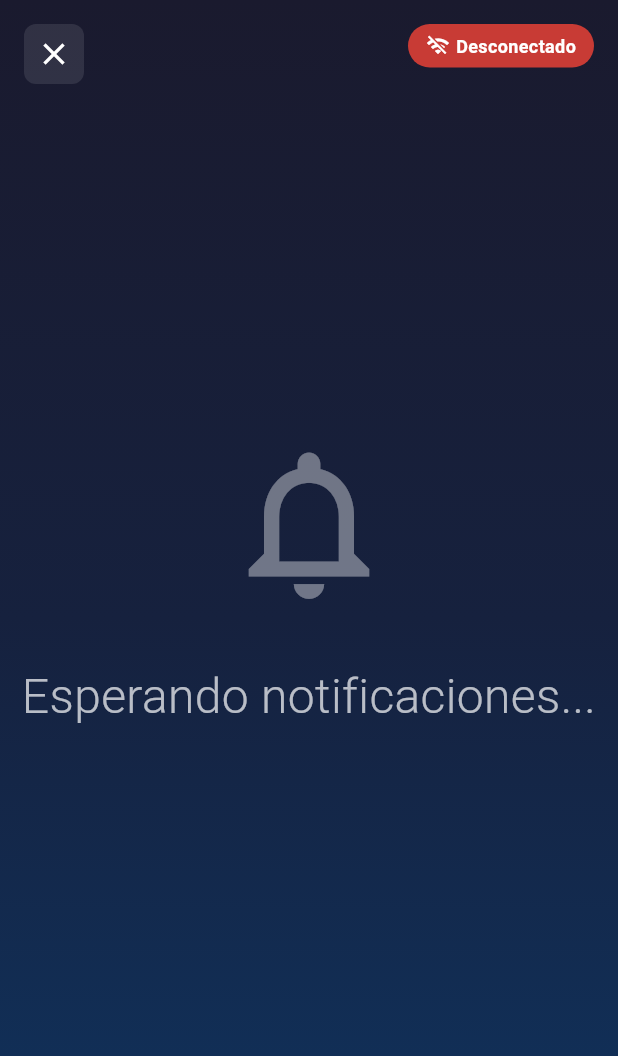
After one commit to davalmeyda/notificaciones, a Flutter app: the screen it shows after launch, after a tap on the "fullscreen" icon, on a phone screen of 412 x 824 dp. The commit adds this screen. Shown: the top 1056 px of the screen. Run offline on Flutter 3.47's test engine with Material 3 defaults, Android fonts, the phone set to English and light mode, and no system bars; our stand-ins replace audioplayers, flutter_tts, socket_io_client, wakelock_plus; network calls fail.

Commit message:
Actualiza el archivo pubspec para incluir nuevas dependencias y versiones, y mejora la documentación en README.md con características y guías de uso. Se implementa el modo quiosco en la pantalla de notificaciones y se corrige la URL del servidor. Además, se ajusta el registro de plugins en macOS.

```diff
--- a/lib/main.dart
+++ b/lib/main.dart
@@ -12,6 +12,7 @@ class NotificacionesApp extends StatelessWidget {
   Widget build(BuildContext context) {
     return MaterialApp(
       title: 'Notificaciones en Voz Alta',
+      debugShowCheckedModeBanner: false,
       theme: ThemeData(
         colorScheme: ColorScheme.fromSeed(seedColor: Colors.blue),
         useMaterial3: true,
--- /dev/null
+++ b/lib/screens/kiosk_screen.dart
@@ -0,0 +1,424 @@
+import 'package:flutter/material.dart';
+import 'package:flutter/services.dart';
+import '../models/notification_model.dart';
+import '../services/notification_service.dart';
+import '../services/wakelock_service.dart';
+import 'dart:async';
+
+class KioskScreen extends StatefulWidget {
+  const KioskScreen({super.key});
+
+  @override
+  State<KioskScreen> createState() => _KioskScreenState();
+}
+
+class _KioskScreenState extends State<KioskScreen>
+    with TickerProviderStateMixin {
+  final NotificationService _notificationService = NotificationService();
+  final WakelockService _wakelockService = WakelockService();
+  List<NotificationModel> _notifications = [];
+  NotificationModel? _currentNotification;
+  final String _serverUrl = 'http://chiquicloud.com:3333';
+  bool _isConnected = false;
+
+  // Controladores de animación
+  late AnimationController _blinkController;
+  late AnimationController _scaleController;
+  late Animation<double> _blinkAnimation;
+  late Animation<double> _scaleAnimation;
+
+  Timer? _displayTimer;
+  bool _showingNotification = false;
+
+  @override
+  void initState() {
+    super.initState();
+    _setupAnimations();
+    _setupWakelock();
+    _setupNotificationService();
+    _enterFullscreen();
+    _connectToServer();
+  }
+
+  void _setupAnimations() {
+    // Animación de parpadeo
+    _blinkController = AnimationController(
+      duration: const Duration(milliseconds: 1000),
+      vsync: this,
+    );
+    _blinkAnimation = Tween<double>(begin: 0.3, end: 1.0).animate(
+      CurvedAnimation(parent: _blinkController, curve: Curves.easeInOut),
+    );
+
+    // Animación de escala
+    _scaleController = AnimationController(
+      duration: const Duration(milliseconds: 800),
+      vsync: this,
+    );
+    _scaleAnimation = Tween<double>(begin: 0.8, end: 1.0).animate(
+      CurvedAnimation(parent: _scaleController, curve: Curves.elasticOut),
+    );
+  }
+
+  void _setupWakelock() async {
+    await _wakelockService.enable();
+  }
+
+  void _setupNotificationService() {
+    _notificationService.setOnNotificationsUpdated(_updateNotifications);
+    _checkConnection();
+  }
+
+  void _enterFullscreen() {
+    SystemChrome.setEnabledSystemUIMode(SystemUiMode.immersiveSticky);
+  }
+
+  Future<void> _connectToServer() async {
+    await _notificationService.initialize(serverUrl: _serverUrl);
+    await Future.delayed(const Duration(milliseconds: 500));
+    _checkConnection();
+  }
+
+  void _updateNotifications(List<NotificationModel> notifications) {
+    if (mounted) {
+      setState(() {
+        _notifications = notifications;
+        if (notifications.isNotEmpty) {
+          _showNewNotification(notifications.first);
+        }
+      });
+    }
+  }
+
+  void _showNewNotification(NotificationModel notification) {
+    setState(() {
+      _currentNotification = notification;
+      _showingNotification = true;
+    });
+
+    // Iniciar animaciones
+    _scaleController.forward();
+    _blinkController.repeat(reverse: true);
+
+    // Mantener la notificación visible por 10 segundos
+    _displayTimer?.cancel();
+    _displayTimer = Timer(const Duration(seconds: 10), () {
+      if (mounted) {
+        _blinkController.stop();
+        setState(() {
+          _showingNotification = false;
+        });
+      }
+    });
+  }
+
+  void _checkConnection() {
+    setState(() {
+      _isConnected = _notificationService.isConnected;
+    });
+  }
+
+  void _exitKioskMode() {
+    SystemChrome.setEnabledSystemUIMode(SystemUiMode.edgeToEdge);
+    Navigator.of(context).pop();
+  }
+
+  String _formatTime(DateTime dateTime) {
+    return '${dateTime.hour.toString().padLeft(2, '0')}:${dateTime.minute.toString().padLeft(2, '0')}:${dateTime.second.toString().padLeft(2, '0')}';
+  }
+
+  String _formatDate(DateTime dateTime) {
+    const months = [
+      'Enero', 'Febrero', 'Marzo', 'Abril', 'Mayo', 'Junio',
+      'Julio', 'Agosto', 'Septiembre', 'Octubre', 'Noviembre', 'Diciembre'
+    ];
+    return '${dateTime.day} de ${months[dateTime.month - 1]} de ${dateTime.year}';
+  }
+
+  @override
+  Widget build(BuildContext context) {
+    return Scaffold(
+      backgroundColor: Colors.black,
+      body: SafeArea(
+        child: Stack(
+          children: [
+            // Contenido principal
+            if (_showingNotification && _currentNotification != null)
+              _buildNotificationDisplay()
+            else
+              _buildIdleDisplay(),
+
+            // Indicador de conexión en la esquina superior derecha
+            Positioned(
+              top: 16,
+              right: 16,
+              child: Container(
+                padding: const EdgeInsets.symmetric(horizontal: 12, vertical: 6),
+                decoration: BoxDecoration(
+                  color: _isConnected ? Colors.green.withValues(alpha: 0.8) : Colors.red.withValues(alpha: 0.8),
+                  borderRadius: BorderRadius.circular(20),
+                ),
+                child: Row(
+                  mainAxisSize: MainAxisSize.min,
+                  children: [
+                    Icon(
+                      _isConnected ? Icons.wifi : Icons.wifi_off,
+                      color: Colors.white,
+                      size: 16,
+                    ),
+                    const SizedBox(width: 4),
+                    Text(
+                      _isConnected ? 'Conectado' : 'Desconectado',
+                      style: const TextStyle(
+                        color: Colors.white,
+                        fontSize: 12,
+                        fontWeight: FontWeight.bold,
+                      ),
+                    ),
+                  ],
+                ),
+              ),
+            ),
+
+            // Botón de salir en la esquina superior izquierda
+            Positioned(
+              top: 16,
+              left: 16,
+              child: GestureDetector(
+                onTap: _exitKioskMode,
+                child: Container(
+                  padding: const EdgeInsets.all(8),
+                  decoration: BoxDecoration(
+                    color: Colors.white.withValues(alpha: 0.1),
+                    borderRadius: BorderRadius.circular(8),
+                  ),
+                  child: const Icon(
+                    Icons.close,
+                    color: Colors.white,
+                    size: 24,
+                  ),
+                ),
+              ),
+            ),
+          ],
+        ),
+      ),
+    );
+  }
+
+  Widget _buildNotificationDisplay() {
+    return AnimatedBuilder(
+      animation: Listenable.merge([_blinkAnimation, _scaleAnimation]),
+      builder: (context, child) {
+        return Transform.scale(
+          scale: _scaleAnimation.value,
+          child: Container(
+            width: double.infinity,
+            height: double.infinity,
+            decoration: BoxDecoration(
+              gradient: LinearGradient(
+                begin: Alignment.topLeft,
+                end: Alignment.bottomRight,
+                colors: [
+                  Colors.red.shade800,
+                  Colors.red.shade600,
+                  Colors.orange.shade600,
+                ],
+              ),
+            ),
+            child: Center(
+              child: Padding(
+                padding: const EdgeInsets.all(32.0),
+                child: Column(
+                  mainAxisAlignment: MainAxisAlignment.center,
+                  children: [
+                    // Icono parpadeante
+                    Opacity(
+                      opacity: _blinkAnimation.value,
+                      child: const Icon(
+                        Icons.notification_important,
+                        size: 80,
+                        color: Colors.white,
+                      ),
+                    ),
+
+                    const SizedBox(height: 32),
+
+                    // Título de la notificación
+                    Opacity(
+                      opacity: _blinkAnimation.value,
+                      child: Text(
+                        _currentNotification!.titulo,
+                        style: const TextStyle(
+                          fontSize: 48,
+                          fontWeight: FontWeight.bold,
+                          color: Colors.white,
+                          shadows: [
+                            Shadow(
+                              blurRadius: 10,
+                              color: Colors.black54,
+                              offset: Offset(2, 2),
+                            ),
+                          ],
+                        ),
+                        textAlign: TextAlign.center,
+                      ),
+                    ),
+
+                    const SizedBox(height: 24),
+
+                    // Descripción de la notificación
+                    Text(
+                      _currentNotification!.descripcion,
+                      style: const TextStyle(
+                        fontSize: 32,
+                        color: Colors.white,
+                        shadows: [
+                          Shadow(
+                            blurRadius: 5,
+                            color: Colors.black54,
+                            offset: Offset(1, 1),
+                          ),
+                        ],
+                      ),
+                      textAlign: TextAlign.center,
+                    ),
+
+                    const SizedBox(height: 32),
+
+                    // Fecha y hora
+                    Container(
+                      padding: const EdgeInsets.symmetric(horizontal: 24, vertical: 12),
+                      decoration: BoxDecoration(
+                        color: Colors.black.withValues(alpha: 0.3),
+                        borderRadius: BorderRadius.circular(20),
+                      ),
+                      child: Column(
+                        children: [
+                          Text(
+                            _formatTime(_currentNotification!.timestamp),
+                            style: const TextStyle(
+                              fontSize: 28,
+                              fontWeight: FontWeight.bold,
+                              color: Colors.white,
+                            ),
+                          ),
+                          Text(
+                            _formatDate(_currentNotification!.timestamp),
+                            style: const TextStyle(
+                              fontSize: 18,
+                              color: Colors.white70,
+                            ),
+                          ),
+                        ],
+                      ),
+                    ),
+                  ],
+                ),
+              ),
+            ),
+          ),
+        );
+      },
+    );
+  }
+
+  Widget _buildIdleDisplay() {
+    return Container(
+      width: double.infinity,
+      height: double.infinity,
+      decoration: const BoxDecoration(
+        gradient: LinearGradient(
+          begin: Alignment.topCenter,
+          end: Alignment.bottomCenter,
+          colors: [
+            Color(0xFF1a1a2e),
+            Color(0xFF16213e),
+            Color(0xFF0f3460),
+          ],
+        ),
+      ),
+      child: Center(
+        child: Column(
+          mainAxisAlignment: MainAxisAlignment.center,
+          children: [
+            // Logo o icono principal
+            const Icon(
+              Icons.notifications_none,
+              size: 120,
+              color: Colors.white38,
+            ),
+
+            const SizedBox(height: 32),
+
+            // Texto de espera
+            const Text(
+              'Esperando notificaciones...',
+              style: TextStyle(
+                fontSize: 32,
+                color: Colors.white70,
+                fontWeight: FontWeight.w300,
+              ),
+              textAlign: TextAlign.center,
+            ),
+
+            const SizedBox(height: 48),
+
+            // Información de la última notificación (si existe)
+            if (_notifications.isNotEmpty) ...[
+              Container(
+                margin: const EdgeInsets.symmetric(horizontal: 32),
+                padding: const EdgeInsets.all(24),
+                decoration: BoxDecoration(
+                  color: Colors.white.withValues(alpha: 0.1),
+                  borderRadius: BorderRadius.circular(16),
+                  border: Border.all(color: Colors.white.withValues(alpha: 0.2)),
+                ),
+                child: Column(
+                  children: [
+                    const Text(
+                      'Última notificación:',
+                      style: TextStyle(
+                        fontSize: 18,
+                        color: Colors.white60,
+                        fontWeight: FontWeight.w300,
+                      ),
+                    ),
+                    const SizedBox(height: 12),
+                    Text(
+                      _notifications.first.titulo,
+                      style: const TextStyle(
+                        fontSize: 24,
+                        color: Colors.white,
+                        fontWeight: FontWeight.w500,
+                      ),
+                      textAlign: TextAlign.center,
+                    ),
+                    const SizedBox(height: 8),
+                    Text(
+                      '${_formatTime(_notifications.first.timestamp)} - ${_formatDate(_notifications.first.timestamp)}',
+                      style: const TextStyle(
+                        fontSize: 16,
+                        color: Colors.white70,
+                      ),
+                    ),
+                  ],
+                ),
+              ),
+            ],
+          ],
+        ),
+      ),
+    );
+  }
+
+  @override
+  void dispose() {
+    _displayTimer?.cancel();
+    _blinkController.dispose();
+    _scaleController.dispose();
+    _wakelockService.disable();
+    SystemChrome.setEnabledSystemUIMode(SystemUiMode.edgeToEdge);
+    super.dispose();
+  }
+}
--- a/lib/screens/notification_screen.dart
+++ b/lib/screens/notification_screen.dart
@@ -3,6 +3,7 @@ import 'package:http/http.dart' as http;
 import 'dart:convert';
 import '../models/notification_model.dart';
 import '../services/notification_service.dart';
+import 'kiosk_screen.dart';
 
 class NotificationScreen extends StatefulWidget {
   const NotificationScreen({super.key});
@@ -15,7 +16,7 @@ class _NotificationScreenState extends State<NotificationScreen> {
   final NotificationService _notificationService = NotificationService();
   List<NotificationModel> _notifications = [];
   bool _isConnected = false;
-  String _serverUrl = 'http://localhost:3000';
+  String _serverUrl = 'http://chiquicloud.com:3333';
 
   final TextEditingController _serverController = TextEditingController();
   final TextEditingController _tituloController = TextEditingController();
@@ -77,17 +78,29 @@ class _NotificationScreenState extends State<NotificationScreen> {
       if (response.statusCode == 201) {
         _tituloController.clear();
         _descripcionController.clear();
+        if (mounted) {
           ScaffoldMessenger.of(context).showSnackBar(
             const SnackBar(content: Text('Notificación enviada')),
           );
+        }
       } else {
         throw Exception('Error: ${response.statusCode}');
       }
     } catch (e) {
+      if (mounted) {
         ScaffoldMessenger.of(context).showSnackBar(
           SnackBar(content: Text('Error enviando notificación: $e')),
         );
       }
+    }
+  }
+
+  void _goToKioskMode() {
+    Navigator.of(context).push(
+      MaterialPageRoute(
+        builder: (context) => const KioskScreen(),
+      ),
+    );
   }
 
   @override
@@ -97,6 +110,11 @@ class _NotificationScreenState extends State<NotificationScreen> {
         title: const Text('Notificaciones en Voz Alta'),
         backgroundColor: Theme.of(context).colorScheme.inversePrimary,
         actions: [
+          IconButton(
+            icon: const Icon(Icons.fullscreen),
+            onPressed: _goToKioskMode,
+            tooltip: 'Modo Quiosco',
+          ),
           IconButton(
             icon: Icon(_isConnected ? Icons.wifi : Icons.wifi_off),
             onPressed: () {},
@@ -126,7 +144,7 @@ class _NotificationScreenState extends State<NotificationScreen> {
                             controller: _serverController,
                             decoration: const InputDecoration(
                               labelText: 'URL del servidor',
-                              hintText: 'http://localhost:3000',
+                              hintText: 'http://chiquicloud.com:3333',
                             ),
                           ),
                         ),
--- /dev/null
+++ b/lib/services/wakelock_service.dart
@@ -0,0 +1,60 @@
+import 'package:wakelock_plus/wakelock_plus.dart';
+import 'dart:developer';
+
+class WakelockService {
+  static final WakelockService _instance = WakelockService._internal();
+  factory WakelockService() => _instance;
+  WakelockService._internal();
+
+  bool _isEnabled = false;
+
+  /// Habilita el wakelock para mantener la pantalla encendida
+  Future<void> enable() async {
+    try {
+      if (!_isEnabled) {
+        await WakelockPlus.enable();
+        _isEnabled = true;
+        log('✅ Wakelock habilitado - Pantalla se mantendrá encendida');
+      }
+    } catch (e) {
+      log('❌ Error habilitando wakelock: $e');
+    }
+  }
+
+  /// Deshabilita el wakelock
+  Future<void> disable() async {
+    try {
+      if (_isEnabled) {
+        await WakelockPlus.disable();
+        _isEnabled = false;
+        log('🔋 Wakelock deshabilitado - Pantalla puede apagarse normalmente');
+      }
+    } catch (e) {
+      log('❌ Error deshabilitando wakelock: $e');
+    }
+  }
+
+  /// Verifica si el wakelock está habilitado
+  Future<bool> isEnabled() async {
+    try {
+      final enabled = await WakelockPlus.enabled;
+      _isEnabled = enabled;
+      return enabled;
+    } catch (e) {
+      log('❌ Error verificando estado de wakelock: $e');
+      return false;
+    }
+  }
+
+  /// Alterna el estado del wakelock
+  Future<void> toggle() async {
+    final enabled = await isEnabled();
+    if (enabled) {
+      await disable();
+    } else {
+      await enable();
+    }
+  }
+
+  bool get enabled => _isEnabled;
+}
--- a/lib/services/websocket_service.dart
+++ b/lib/services/websocket_service.dart
@@ -1,5 +1,5 @@
 import 'dart:developer';
-import 'package:socket_io_client/socket_io_client.dart' as IO;
+import 'package:socket_io_client/socket_io_client.dart' as io;
 import '../models/notification_model.dart';
 
 class WebSocketService {
@@ -7,12 +7,12 @@ class WebSocketService {
   factory WebSocketService() => _instance;
   WebSocketService._internal();
 
-  IO.Socket? _socket;
+  io.Socket? _socket;
   Function(NotificationModel)? _onNotificationReceived;
 
   void connect({required String serverUrl}) {
     try {
-      _socket = IO.io(serverUrl, <String, dynamic>{
+      _socket = io.io(serverUrl, <String, dynamic>{
         'transports': ['websocket'],
         'autoConnect': false,
       });
--- a/pubspec.yaml
+++ b/pubspec.yaml
@@ -46,6 +46,9 @@ dependencies:
 
   # Audio player para sonidos
   audioplayers: ^6.1.0
+
+  # Mantener pantalla encendida
+  wakelock_plus: ^1.2.8
 
 dev_dependencies:
   flutter_test:
```
Also changed, not shown: pubspec.lock, 2 other files. Lines whose indentation alone changed are shown as unchanged.
